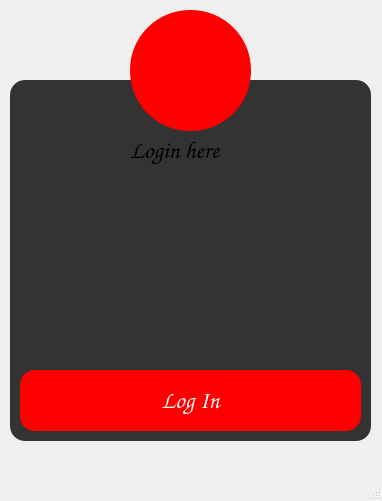
Qt form ui/Sign.ui (Wester35/KP) before a commit.
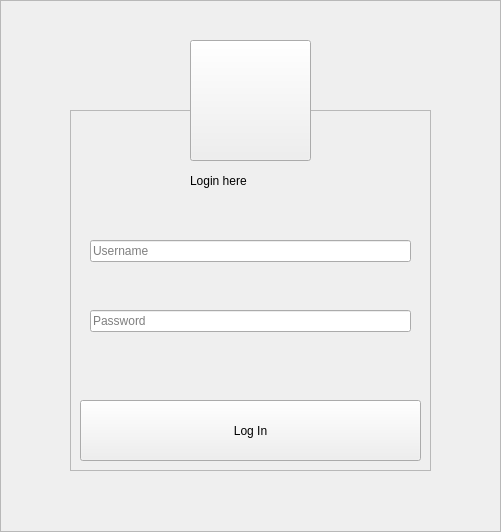
The same form after that commit. Icons and pictures are not drawn.

Commit message: create background on login form

Patch:
```diff
--- a/ui/Sign.ui
+++ b/ui/Sign.ui
@@ -6,10 +6,22 @@
    <rect>
     <x>0</x>
     <y>0</y>
-    <width>382</width>
-    <height>501</height>
+    <width>501</width>
+    <height>532</height>
    </rect>
   </property>
+  <property name="minimumSize">
+   <size>
+    <width>501</width>
+    <height>532</height>
+   </size>
+  </property>
+  <property name="maximumSize">
+   <size>
+    <width>501</width>
+    <height>532</height>
+   </size>
+  </property>
   <property name="windowTitle">
    <string>Authorization</string>
   </property>
@@ -20,18 +32,23 @@
 	font-size:24px;
 }
 
-QFrame
+#frame
 {
 	background:#333;
 	border-radius:15px;
 }
 
+#frame_2
+{
+	background:url(C:\Users\Wester35\Downloads\sgustok_fraktal_sirenevyj_132619_1600x1200.jpg);
+	border-radius:10px;
+}
+
 QPushButton
 {
 color:white;
-/*background:qlineargradient(spread:pad, x1:0, y1:0, x2:1, y2:0.545, stop:0 rgba(255, 0, 0, 255), stop:1 rgba(255, 255, 0, 255));   url(:/images/free-icon-login-1674704.png)*/
-	background:red;
-	border-radius:15px;
+background:#4B0082;
+border-radius:15px;
 }
 
 QPushButton:hover
@@ -43,16 +60,41 @@
 
 QToolButton
 {
-background:red;
+background:#4B0082;
 border-radius:60px;
+}
+
+QMainWindow
+{
+background:url('resources/sgustok_fraktal_sirenevyj_132619_1600x1200.jpg');
+}
+
+QLineEdit
+{
+background:transparent;
+border:none;
+color:#717072;
+border-bottom:1px solid #717072;
 }</string>
   </property>
   <widget class="QWidget" name="centralwidget">
+   <property name="minimumSize">
+    <size>
+     <width>501</width>
+     <height>532</height>
+    </size>
+   </property>
+   <property name="maximumSize">
+    <size>
+     <width>501</width>
+     <height>532</height>
+    </size>
+   </property>
    <widget class="QFrame" name="frame">
     <property name="geometry">
      <rect>
-      <x>10</x>
-      <y>80</y>
+      <x>70</x>
+      <y>110</y>
       <width>361</width>
       <height>361</height>
      </rect>
@@ -92,12 +134,47 @@
       <string>Log In</string>
      </property>
     </widget>
+    <widget class="QLineEdit" name="usernameEdit">
+     <property name="geometry">
+      <rect>
+       <x>20</x>
+       <y>130</y>
+       <width>321</width>
+       <height>22</height>
+      </rect>
+     </property>
+     <property name="text">
+      <string/>
+     </property>
+     <property name="placeholderText">
+      <string>Username</string>
+     </property>
+    </widget>
+    <widget class="QLineEdit" name="passwordEdit">
+     <property name="geometry">
+      <rect>
+       <x>20</x>
+       <y>200</y>
+       <width>321</width>
+       <height>22</height>
+      </rect>
+     </property>
+     <property name="inputMask">
+      <string/>
+     </property>
+     <property name="text">
+      <string/>
+     </property>
+     <property name="placeholderText">
+      <string>Password</string>
+     </property>
+    </widget>
    </widget>
    <widget class="QToolButton" name="toolButton">
     <property name="geometry">
      <rect>
-      <x>130</x>
-      <y>10</y>
+      <x>190</x>
+      <y>40</y>
       <width>121</width>
       <height>121</height>
      </rect>
@@ -116,8 +193,38 @@
      </size>
     </property>
    </widget>
+   <widget class="QFrame" name="frame_2">
+    <property name="geometry">
+     <rect>
+      <x>0</x>
+      <y>0</y>
+      <width>501</width>
+      <height>532</height>
+     </rect>
+    </property>
+    <property name="minimumSize">
+     <size>
+      <width>501</width>
+      <height>532</height>
+     </size>
+    </property>
+    <property name="maximumSize">
+     <size>
+      <width>501</width>
+      <height>532</height>
+     </size>
+    </property>
+    <property name="frameShape">
+     <enum>QFrame::Shape::StyledPanel</enum>
+    </property>
+    <property name="frameShadow">
+     <enum>QFrame::Shadow::Raised</enum>
+    </property>
+   </widget>
+   <zorder>frame_2</zorder>
+   <zorder>frame</zorder>
+   <zorder>toolButton</zorder>
   </widget>
-  <widget class="QStatusBar" name="statusbar"/>
  </widget>
  <resources/>
  <connections/>
```
Left out of the diff: 6 changed lines with no effect on the pictures. The commit also changes 5 other files.
